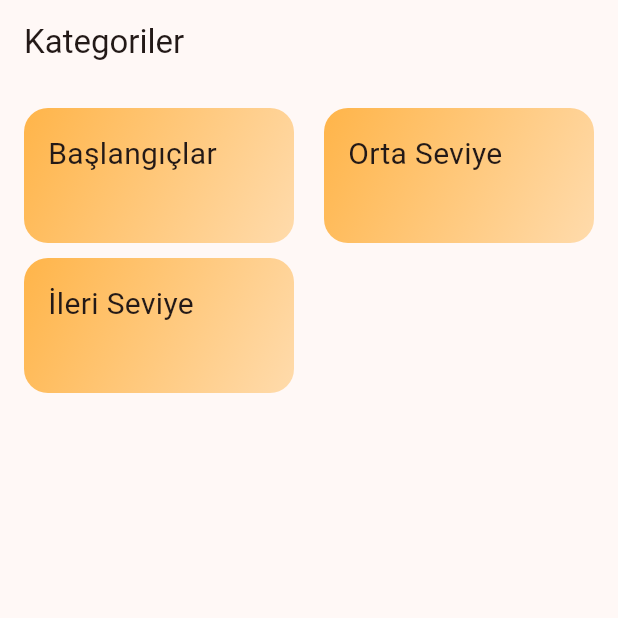
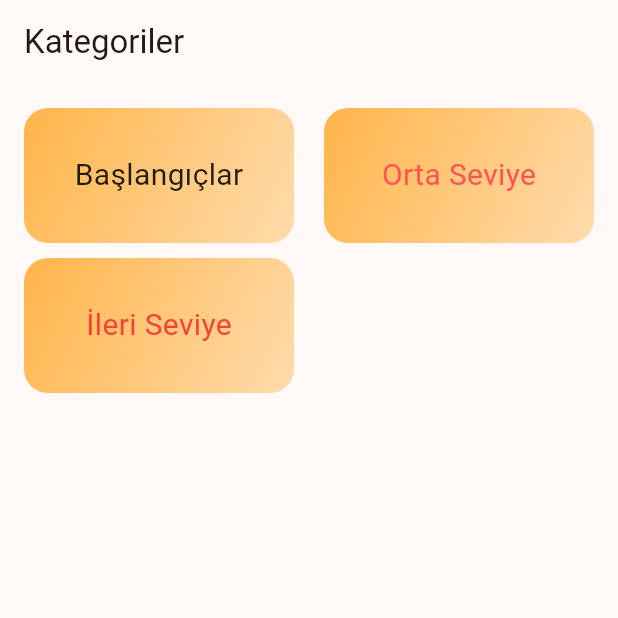
Before and after one commit to varolfurkan/mealsapp, a Flutter app: the screen it shows after launch, on a phone screen of 412 x 824 dp, the top half of it. Run offline on Flutter 3.47's test engine with Material 3 defaults, Android fonts, the phone set to English and light mode, and no system bars.

Commit message:
colors added to category_card

```diff
--- a/lib/data/category_data.dart
+++ b/lib/data/category_data.dart
@@ -3,7 +3,7 @@ import 'package:mealsapp/models/category.dart';
 
 
 const categories = [
-  Category(id: "1", name: "Başlangıçlar", color: Colors.purple),
+  Category(id: "1", name: "Başlangıçlar", color: Colors.black87),
   Category(id: "2", name: "Orta Seviye", color: Colors.redAccent),
-  Category(id: "3", name: "İleri Seviye"),
+  Category(id: "3", name: "İleri Seviye", color: Colors.red),
 ];
--- a/lib/models/category.dart
+++ b/lib/models/category.dart
@@ -5,5 +5,5 @@ class Category{
   final String name;
   final Color color;
 
-  const Category({required this.id,required this.name,this.color = Colors.orange});
+  const Category({required this.id,required this.name,this.color = Colors.deepOrangeAccent});
 }
--- a/lib/widgets/category_card.dart
+++ b/lib/widgets/category_card.dart
@@ -25,9 +25,14 @@ class CategoryCard extends StatelessWidget {
           borderRadius: BorderRadius.circular(16),
         ),
         padding: const EdgeInsets.all(16.0),
-        child: Text(
-          category.name,
-          style: const TextStyle(fontSize: 20),
+        child: Center(
+          child: Text(
+            category.name,
+            style: TextStyle(
+                fontSize: 20,
+              color: category.color,
+            ),
+          ),
         ),
       ),
     );
```
